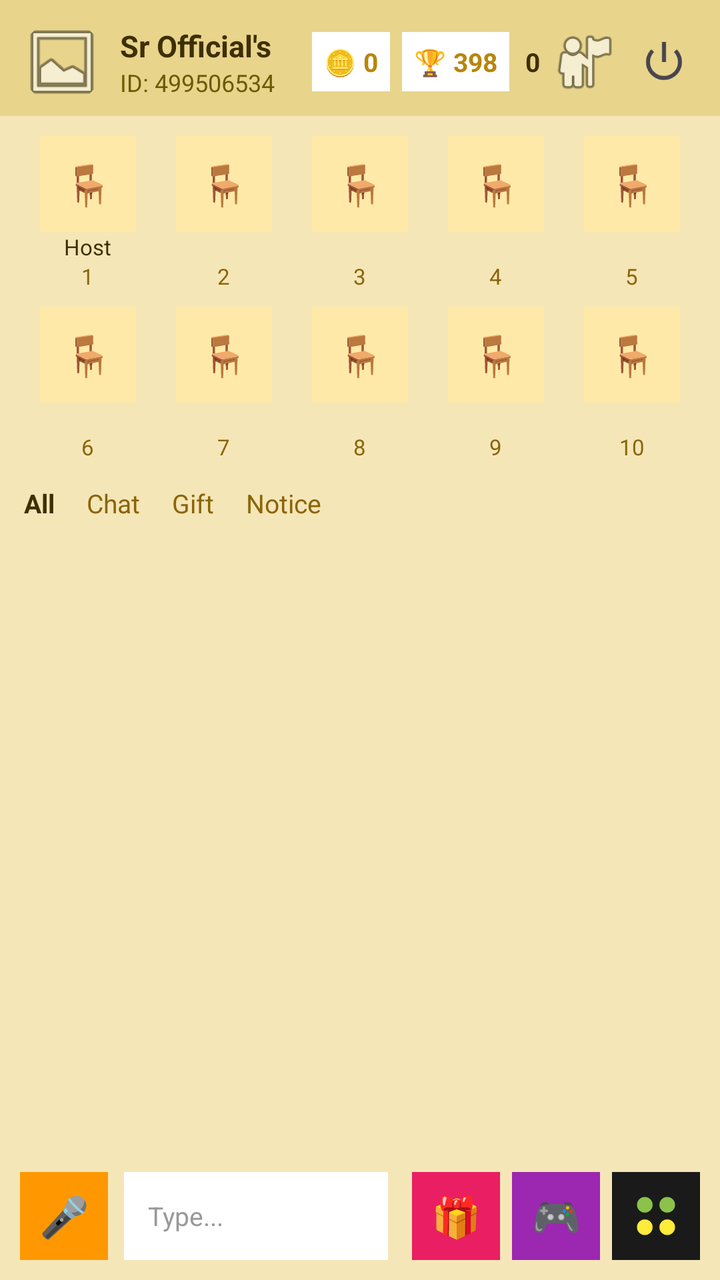
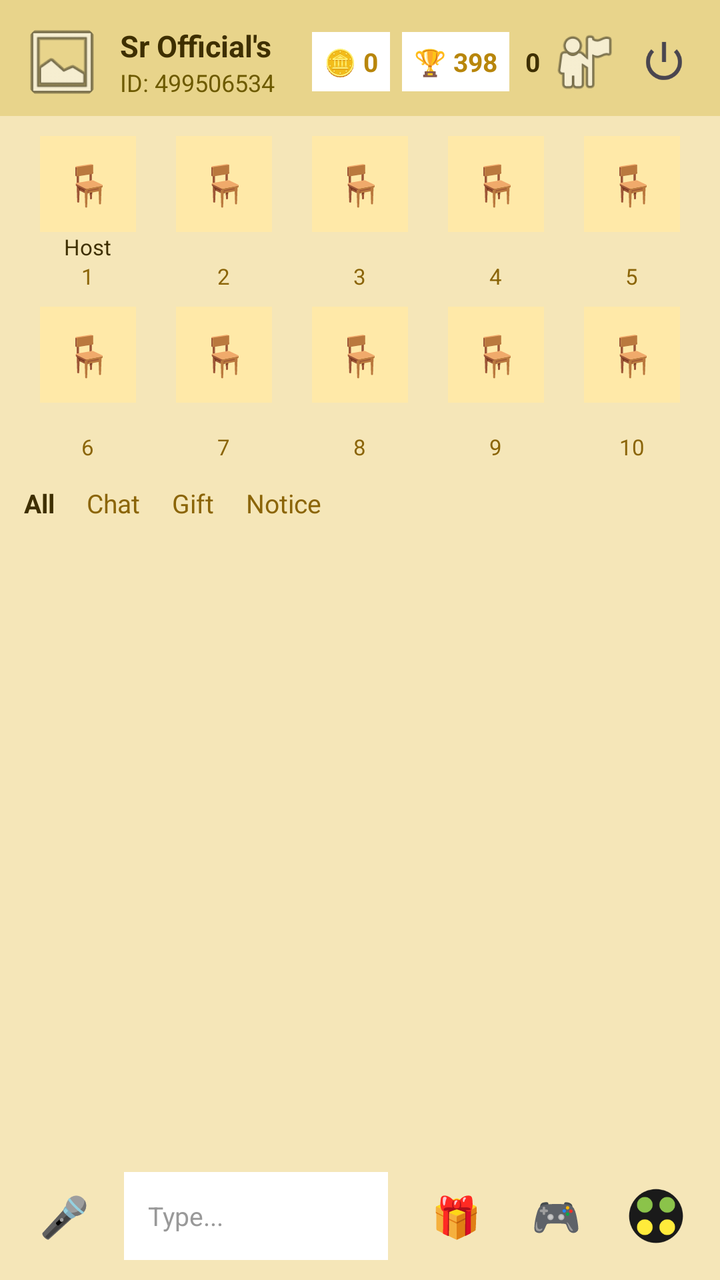

Compare the two renders of this Android layout. The source of the first and the diff that turns it into the second are given below.
<!-- AndroidManifest.xml: activity theme Theme.SRVoiceChat -->
<!-- res/layout/activity_voice_room.xml -->
<?xml version="1.0" encoding="utf-8"?>
<LinearLayout xmlns:android="http://schemas.android.com/apk/res/android"
    xmlns:app="http://schemas.android.com/apk/res-auto"
    android:layout_width="match_parent"
    android:layout_height="match_parent"
    android:orientation="vertical"
    android:background="#F5E6B8">

    
    <LinearLayout
        android:layout_width="match_parent"
        android:layout_height="wrap_content"
        android:orientation="horizontal"
        android:gravity="center_vertical"
        android:paddingStart="10dp" android:paddingEnd="10dp"
        android:paddingTop="10dp" android:paddingBottom="6dp"
        android:background="#E8D48B">

        
        <androidx.cardview.widget.CardView
            android:layout_width="42dp"
            android:layout_height="42dp"
            app:cardCornerRadius="21dp"
            app:cardElevation="0dp"
            app:cardBackgroundColor="@android:color/transparent">

            <ImageView android:id="@+id/roomHeaderProfileImg"
                android:layout_width="match_parent" 
                android:layout_height="match_parent"
                android:scaleType="centerCrop" 
                android:src="@android:drawable/ic_menu_gallery" />
        </androidx.cardview.widget.CardView>

        <LinearLayout android:layout_width="0dp" android:layout_height="wrap_content" android:layout_weight="1" android:orientation="vertical" android:paddingStart="8dp">
            <TextView android:id="@+id/roomTitleText" android:layout_width="wrap_content" android:layout_height="wrap_content" android:text="Sr Official's Room" android:textColor="#3E2F00" android:textSize="15sp" android:textStyle="bold" android:maxLines="1" />
            <TextView android:id="@+id/roomInfoText" android:layout_width="wrap_content" android:layout_height="wrap_content" android:text="ID: 499506534" android:textColor="#6D5A00" android:textSize="12sp" />
        </LinearLayout>

        <LinearLayout android:layout_width="wrap_content" android:layout_height="wrap_content" android:orientation="horizontal" android:gravity="center_vertical" android:padding="6dp" android:background="#FFFFFF">
            <TextView android:id="@+id/textRoomCoins" android:layout_width="wrap_content" android:layout_height="wrap_content" android:text="🪙 0" android:textColor="#B8860B" android:textSize="13sp" android:textStyle="bold" />
        </LinearLayout>

        <LinearLayout android:id="@+id/btnInRoomRanking" android:layout_width="wrap_content" android:layout_height="wrap_content" android:orientation="horizontal" android:gravity="center_vertical" android:padding="6dp" android:layout_marginStart="6dp" android:background="#FFFFFF">
            <TextView android:layout_width="wrap_content" android:layout_height="wrap_content" android:text="🏆 398" android:textColor="#B8860B" android:textSize="13sp" android:textStyle="bold" />
        </LinearLayout>

        <TextView android:id="@+id/textOnlineCount" android:layout_width="wrap_content" android:layout_height="wrap_content" android:text="0" android:textColor="#3E2F00" android:textSize="13sp" android:textStyle="bold" android:paddingStart="8dp" />
        <ImageView android:id="@+id/btnOnlineList" android:layout_width="36dp" android:layout_height="36dp" android:layout_marginStart="4dp" android:src="@android:drawable/ic_menu_myplaces" />
        <ImageButton android:id="@+id/btnPower" android:layout_width="36dp" android:layout_height="36dp" android:layout_marginStart="4dp" android:background="@android:color/transparent" android:src="@android:drawable/ic_lock_power_off" />
    </LinearLayout>

    
    <LinearLayout android:layout_width="match_parent" android:layout_height="wrap_content" android:orientation="vertical" android:paddingStart="10dp" android:paddingEnd="10dp" android:paddingTop="6dp" android:background="#F5E6B8">
        <LinearLayout android:layout_width="match_parent" android:layout_height="wrap_content" android:orientation="horizontal" android:gravity="center" android:weightSum="5">
            <LinearLayout android:id="@+id/seat_0" android:layout_width="0dp" android:layout_height="wrap_content" android:layout_weight="1" android:orientation="vertical" android:gravity="center" android:padding="4dp"><TextView android:id="@+id/seatImg_0" android:layout_width="48dp" android:layout_height="48dp" android:gravity="center" android:text="🪑" android:textSize="20sp" android:background="#FFE9A8" /><TextView android:layout_width="wrap_content" android:layout_height="wrap_content" android:text="Host" android:textColor="#3E2F00" android:textSize="11sp" android:maxLines="1" /><TextView android:layout_width="wrap_content" android:layout_height="wrap_content" android:text="1" android:textColor="#8B6508" android:textSize="11sp" /></LinearLayout>
            <LinearLayout android:id="@+id/seat_1" android:layout_width="0dp" android:layout_height="wrap_content" android:layout_weight="1" android:orientation="vertical" android:gravity="center" android:padding="4dp"><TextView android:id="@+id/seatImg_1" android:layout_width="48dp" android:layout_height="48dp" android:gravity="center" android:text="🪑" android:textSize="20sp" android:background="#FFE9A8" /><TextView android:layout_width="wrap_content" android:layout_height="wrap_content" android:text="" android:textColor="#3E2F00" android:textSize="11sp" android:maxLines="1" /><TextView android:layout_width="wrap_content" android:layout_height="wrap_content" android:text="2" android:textColor="#8B6508" android:textSize="11sp" /></LinearLayout>
            <LinearLayout android:id="@+id/seat_2" android:layout_width="0dp" android:layout_height="wrap_content" android:layout_weight="1" android:orientation="vertical" android:gravity="center" android:padding="4dp"><TextView android:id="@+id/seatImg_2" android:layout_width="48dp" android:layout_height="48dp" android:gravity="center" android:text="🪑" android:textSize="20sp" android:background="#FFE9A8" /><TextView android:layout_width="wrap_content" android:layout_height="wrap_content" android:text="" android:textColor="#3E2F00" android:textSize="11sp" android:maxLines="1" /><TextView android:layout_width="wrap_content" android:layout_height="wrap_content" android:text="3" android:textColor="#8B6508" android:textSize="11sp" /></LinearLayout>
            <LinearLayout android:id="@+id/seat_3" android:layout_width="0dp" android:layout_height="wrap_content" android:layout_weight="1" android:orientation="vertical" android:gravity="center" android:padding="4dp"><TextView android:id="@+id/seatImg_3" android:layout_width="48dp" android:layout_height="48dp" android:gravity="center" android:text="🪑" android:textSize="20sp" android:background="#FFE9A8" /><TextView android:layout_width="wrap_content" android:layout_height="wrap_content" android:text="" android:textColor="#3E2F00" android:textSize="11sp" android:maxLines="1" /><TextView android:layout_width="wrap_content" android:layout_height="wrap_content" android:text="4" android:textColor="#8B6508" android:textSize="11sp" /></LinearLayout>
            <LinearLayout android:id="@+id/seat_4" android:layout_width="0dp" android:layout_height="wrap_content" android:layout_weight="1" android:orientation="vertical" android:gravity="center" android:padding="4dp"><TextView android:id="@+id/seatImg_4" android:layout_width="48dp" android:layout_height="48dp" android:gravity="center" android:text="🪑" android:textSize="20sp" android:background="#FFE9A8" /><TextView android:layout_width="wrap_content" android:layout_height="wrap_content" android:text="" android:textColor="#3E2F00" android:textSize="11sp" android:maxLines="1" /><TextView android:layout_width="wrap_content" android:layout_height="wrap_content" android:text="5" android:textColor="#8B6508" android:textSize="11sp" /></LinearLayout>
        </LinearLayout>
        <LinearLayout android:layout_width="match_parent" android:layout_height="wrap_content" android:orientation="horizontal" android:gravity="center" android:weightSum="5">
            <LinearLayout android:id="@+id/seat_5" android:layout_width="0dp" android:layout_height="wrap_content" android:layout_weight="1" android:orientation="vertical" android:gravity="center" android:padding="4dp"><TextView android:id="@+id/seatImg_5" android:layout_width="48dp" android:layout_height="48dp" android:gravity="center" android:text="🪑" android:textSize="20sp" android:background="#FFE9A8" /><TextView android:layout_width="wrap_content" android:layout_height="wrap_content" android:text="" android:textColor="#3E2F00" android:textSize="11sp" android:maxLines="1" /><TextView android:layout_width="wrap_content" android:layout_height="wrap_content" android:text="6" android:textColor="#8B6508" android:textSize="11sp" /></LinearLayout>
            <LinearLayout android:id="@+id/seat_6" android:layout_width="0dp" android:layout_height="wrap_content" android:layout_weight="1" android:orientation="vertical" android:gravity="center" android:padding="4dp"><TextView android:id="@+id/seatImg_6" android:layout_width="48dp" android:layout_height="48dp" android:gravity="center" android:text="🪑" android:textSize="20sp" android:background="#FFE9A8" /><TextView android:layout_width="wrap_content" android:layout_height="wrap_content" android:text="" android:textColor="#3E2F00" android:textSize="11sp" android:maxLines="1" /><TextView android:layout_width="wrap_content" android:layout_height="wrap_content" android:text="7" android:textColor="#8B6508" android:textSize="11sp" /></LinearLayout>
            <LinearLayout android:id="@+id/seat_7" android:layout_width="0dp" android:layout_height="wrap_content" android:layout_weight="1" android:orientation="vertical" android:gravity="center" android:padding="4dp"><TextView android:id="@+id/seatImg_7" android:layout_width="48dp" android:layout_height="48dp" android:gravity="center" android:text="🪑" android:textSize="20sp" android:background="#FFE9A8" /><TextView android:layout_width="wrap_content" android:layout_height="wrap_content" android:text="" android:textColor="#3E2F00" android:textSize="11sp" android:maxLines="1" /><TextView android:layout_width="wrap_content" android:layout_height="wrap_content" android:text="8" android:textColor="#8B6508" android:textSize="11sp" /></LinearLayout>
            <LinearLayout android:id="@+id/seat_8" android:layout_width="0dp" android:layout_height="wrap_content" android:layout_weight="1" android:orientation="vertical" android:gravity="center" android:padding="4dp"><TextView android:id="@+id/seatImg_8" android:layout_width="48dp" android:layout_height="48dp" android:gravity="center" android:text="🪑" android:textSize="20sp" android:background="#FFE9A8" /><TextView android:layout_width="wrap_content" android:layout_height="wrap_content" android:text="" android:textColor="#3E2F00" android:textSize="11sp" android:maxLines="1" /><TextView android:layout_width="wrap_content" android:layout_height="wrap_content" android:text="9" android:textColor="#8B6508" android:textSize="11sp" /></LinearLayout>
            <LinearLayout android:id="@+id/seat_9" android:layout_width="0dp" android:layout_height="wrap_content" android:layout_weight="1" android:orientation="vertical" android:gravity="center" android:padding="4dp"><TextView android:id="@+id/seatImg_9" android:layout_width="48dp" android:layout_height="48dp" android:gravity="center" android:text="🪑" android:textSize="20sp" android:background="#FFE9A8" /><TextView android:layout_width="wrap_content" android:layout_height="wrap_content" android:text="" android:textColor="#3E2F00" android:textSize="11sp" android:maxLines="1" /><TextView android:layout_width="wrap_content" android:layout_height="wrap_content" android:text="10" android:textColor="#8B6508" android:textSize="11sp" /></LinearLayout>
        </LinearLayout>
    </LinearLayout>

    <TextView android:id="@+id/roomNoticeBarText" android:layout_width="match_parent" android:layout_height="wrap_content" android:paddingStart="12dp" android:paddingEnd="12dp" android:paddingTop="4dp" android:paddingBottom="4dp" android:background="#FFF8DC" android:text="" android:textColor="#8B6508" android:textSize="13sp" android:visibility="gone" />

    <LinearLayout android:layout_width="match_parent" android:layout_height="wrap_content" android:orientation="horizontal" android:paddingStart="12dp" android:paddingTop="8dp" android:background="#F5E6B8">
        <TextView android:id="@+id/tabAll" android:layout_width="wrap_content" android:layout_height="wrap_content" android:text="All" android:textColor="#3E2F00" android:textSize="13sp" android:textStyle="bold" android:paddingEnd="16dp" />
        <TextView android:id="@+id/tabChat" android:layout_width="wrap_content" android:layout_height="wrap_content" android:text="Chat" android:textColor="#8B6508" android:textSize="13sp" android:paddingEnd="16dp" />
        <TextView android:id="@+id/tabGift" android:layout_width="wrap_content" android:layout_height="wrap_content" android:text="Gift" android:textColor="#8B6508" android:textSize="13sp" android:paddingEnd="16dp" />
        <TextView android:id="@+id/tabNotice" android:layout_width="wrap_content" android:layout_height="wrap_content" android:text="Notice" android:textColor="#8B6508" android:textSize="13sp" />
    </LinearLayout>

    <ScrollView android:id="@+id/chatScrollView" android:layout_width="match_parent" android:layout_height="0dp" android:layout_weight="1" android:padding="12dp" android:background="#F5E6B8">
        <LinearLayout android:id="@+id/chatListContainer" android:layout_width="match_parent" android:layout_height="wrap_content" android:orientation="vertical">
            <TextView android:id="@+id/textChatEmpty" android:layout_width="wrap_content" android:layout_height="wrap_content" android:text="" android:textColor="#8B6508" android:textSize="13sp" />
        </LinearLayout>
    </ScrollView>

    <LinearLayout android:id="@+id/chatPopupBar"
        android:layout_width="match_parent"
        android:layout_height="wrap_content"
        android:orientation="horizontal"
        android:gravity="center_vertical"
        android:background="#FFFFFF"
        android:paddingStart="10dp" android:paddingEnd="10dp"
        android:paddingTop="6dp" android:paddingBottom="6dp"
        android:visibility="gone">
        <TextView android:id="@+id/btnEmoji" android:layout_width="32dp" android:layout_height="32dp" android:gravity="center" android:text="😊" android:textSize="16sp" />
        <TextView android:id="@+id/btnGallery" android:layout_width="32dp" android:layout_height="32dp" android:layout_marginStart="2dp" android:gravity="center" android:text="🖼️" android:textSize="16sp" />
        <TextView android:id="@+id/btnCamera" android:layout_width="32dp" android:layout_height="32dp" android:layout_marginStart="2dp" android:gravity="center" android:text="📷" android:textSize="16sp" />
        <EditText android:id="@+id/inputChatMessage" android:layout_width="0dp" android:layout_height="38dp" android:layout_weight="1" android:layout_marginStart="6dp" android:layout_marginEnd="6dp" android:hint="Type..." android:textColorHint="#AAAAAA" android:textColor="#222222" android:textSize="13sp" android:background="#F5F5F5" android:paddingStart="12dp" android:paddingEnd="12dp" android:singleLine="true" android:imeOptions="actionSend" />
        <TextView android:id="@+id/btnChatOption" android:layout_width="36dp" android:layout_height="36dp" android:gravity="center" android:text="↑" android:textSize="18sp" android:textColor="#000000" android:background="@drawable/bg_circle_white" />
    </LinearLayout>

    <LinearLayout android:layout_width="match_parent" android:layout_height="wrap_content" android:orientation="horizontal" android:gravity="center_vertical" android:paddingStart="10dp" android:paddingEnd="10dp" android:paddingTop="8dp" android:paddingBottom="10dp" android:background="#F5E6B8">
        <TextView android:id="@+id/btnMicToggle" android:layout_width="44dp" android:layout_height="44dp" android:gravity="center" android:text="🎤" android:textSize="20sp" android:textColor="#FFFFFF" android:background="#FF9800" />
        <LinearLayout android:id="@+id/btnOpenChat" android:layout_width="0dp" android:layout_height="44dp" android:layout_weight="1" android:layout_marginStart="8dp" android:layout_marginEnd="8dp" android:orientation="horizontal" android:gravity="center_vertical" android:background="#FFFFFF" android:paddingStart="12dp" android:paddingEnd="12dp">
            <TextView android:layout_width="wrap_content" android:layout_height="wrap_content" android:text="Type..." android:textColor="#999999" android:textSize="13sp" />
        </LinearLayout>
        <TextView android:id="@+id/btnGiftBox" android:layout_width="44dp" android:layout_height="44dp" android:layout_marginStart="4dp" android:gravity="center" android:text="🎁" android:textSize="20sp" android:textColor="#FFFFFF" android:background="#E91E63" />
        <TextView android:id="@+id/btnGame" android:layout_width="44dp" android:layout_height="44dp" android:layout_marginStart="6dp" android:gravity="center" android:text="🎮" android:textSize="20sp" android:textColor="#FFFFFF" android:background="#9C27B0" />
        <ImageView android:id="@+id/btnRoomTools" android:layout_width="44dp" android:layout_height="44dp" android:layout_marginStart="6dp" android:src="@drawable/ic_tools" android:scaleType="centerCrop" android:background="#1A1A1A" android:padding="8dp" />
    </LinearLayout>
</LinearLayout>
<!-- resources referenced by this layout -->
<resources>
  <!-- drawable bg_circle_white (drawable) -->
  <?xml version="1.0" encoding="utf-8"?>
  <shape xmlns:android="http://schemas.android.com/apk/res/android" android:shape="oval">
      <solid android:color="#FFFFFF" />
      <stroke android:width="1dp" android:color="#DDDDDD" />
  </shape>
  <!-- drawable ic_tools (drawable) -->
  <?xml version="1.0" encoding="utf-8"?>
  <vector xmlns:android="http://schemas.android.com/apk/res/android"
      android:width="48dp"
      android:height="48dp"
      android:viewportWidth="100"
      android:viewportHeight="100">
  
      
      <path
          android:fillColor="#1A1A1A"
          android:pathData="M50,50m-48,0a48,48 0,1 1,96 0a48,48 0,1 1,-96 0" />
  
      
      <path
          android:fillColor="#8BC34A"
          android:pathData="M30,30m-14,0a14,14 0,1 1,28 0a14,14 0,1 1,-28 0" />
  
      
      <path
          android:fillColor="#8BC34A"
          android:pathData="M70,30m-14,0a14,14 0,1 1,28 0a14,14 0,1 1,-28 0" />
  
      
      <path
          android:fillColor="#FFEB3B"
          android:pathData="M30,70m-14,0a14,14 0,1 1,28 0a14,14 0,1 1,-28 0" />
  
      
      <path
          android:fillColor="#FFEB3B"
          android:pathData="M70,70m-14,0a14,14 0,1 1,28 0a14,14 0,1 1,-28 0" />
  
  </vector>
  <style name="Theme.SRVoiceChat" parent="Theme.Material3.DayNight.NoActionBar">
          <item name="colorPrimary">#FF4081</item>
          <item name="android:statusBarColor">#FF4081</item>
          <item name="android:windowLightStatusBar">true</item>
      </style>
</resources>

<!-- the commit's change to res/layout/activity_voice_room.xml (unified diff, before → after) -->
@@ -16,7 +16,6 @@
         android:paddingTop="10dp" android:paddingBottom="6dp"
         android:background="#E8D48B">
 
-        
         <androidx.cardview.widget.CardView
             android:layout_width="42dp"
             android:layout_height="42dp"
@@ -82,6 +81,7 @@
         </LinearLayout>
     </ScrollView>
 
+    
     <LinearLayout android:id="@+id/chatPopupBar"
         android:layout_width="match_parent"
         android:layout_height="wrap_content"
@@ -98,13 +98,14 @@
         <TextView android:id="@+id/btnChatOption" android:layout_width="36dp" android:layout_height="36dp" android:gravity="center" android:text="↑" android:textSize="18sp" android:textColor="#000000" android:background="@drawable/bg_circle_white" />
     </LinearLayout>
 
-    <LinearLayout android:layout_width="match_parent" android:layout_height="wrap_content" android:orientation="horizontal" android:gravity="center_vertical" android:paddingStart="10dp" android:paddingEnd="10dp" android:paddingTop="8dp" android:paddingBottom="10dp" android:background="#F5E6B8">
-        <TextView android:id="@+id/btnMicToggle" android:layout_width="44dp" android:layout_height="44dp" android:gravity="center" android:text="🎤" android:textSize="20sp" android:textColor="#FFFFFF" android:background="#FF9800" />
+    
+    <LinearLayout android:layout_width="match_parent" android:layout_height="wrap_content" android:orientation="horizontal" android:gravity="center_vertical" android:paddingStart="10dp" android:paddingEnd="10dp" android:paddingTop="8dp" android:paddingBottom="10dp" android:background="@android:color/transparent">
+        <TextView android:id="@+id/btnMicToggle" android:layout_width="44dp" android:layout_height="44dp" android:gravity="center" android:text="🎤" android:textSize="20sp" android:textColor="#FFFFFF" android:background="@android:color/transparent" />
         <LinearLayout android:id="@+id/btnOpenChat" android:layout_width="0dp" android:layout_height="44dp" android:layout_weight="1" android:layout_marginStart="8dp" android:layout_marginEnd="8dp" android:orientation="horizontal" android:gravity="center_vertical" android:background="#FFFFFF" android:paddingStart="12dp" android:paddingEnd="12dp">
             <TextView android:layout_width="wrap_content" android:layout_height="wrap_content" android:text="Type..." android:textColor="#999999" android:textSize="13sp" />
         </LinearLayout>
-        <TextView android:id="@+id/btnGiftBox" android:layout_width="44dp" android:layout_height="44dp" android:layout_marginStart="4dp" android:gravity="center" android:text="🎁" android:textSize="20sp" android:textColor="#FFFFFF" android:background="#E91E63" />
-        <TextView android:id="@+id/btnGame" android:layout_width="44dp" android:layout_height="44dp" android:layout_marginStart="6dp" android:gravity="center" android:text="🎮" android:textSize="20sp" android:textColor="#FFFFFF" android:background="#9C27B0" />
-        <ImageView android:id="@+id/btnRoomTools" android:layout_width="44dp" android:layout_height="44dp" android:layout_marginStart="6dp" android:src="@drawable/ic_tools" android:scaleType="centerCrop" android:background="#1A1A1A" android:padding="8dp" />
+        <TextView android:id="@+id/btnGiftBox" android:layout_width="44dp" android:layout_height="44dp" android:layout_marginStart="4dp" android:gravity="center" android:text="🎁" android:textSize="20sp" android:textColor="#FFFFFF" android:background="@android:color/transparent" />
+        <TextView android:id="@+id/btnGame" android:layout_width="44dp" android:layout_height="44dp" android:layout_marginStart="6dp" android:gravity="center" android:text="🎮" android:textSize="20sp" android:textColor="#FFFFFF" android:background="@android:color/transparent" />
+        <ImageView android:id="@+id/btnRoomTools" android:layout_width="44dp" android:layout_height="44dp" android:layout_marginStart="6dp" android:src="@drawable/ic_tools" android:scaleType="centerCrop" android:background="@android:color/transparent" android:padding="8dp" />
     </LinearLayout>
 </LinearLayout>
